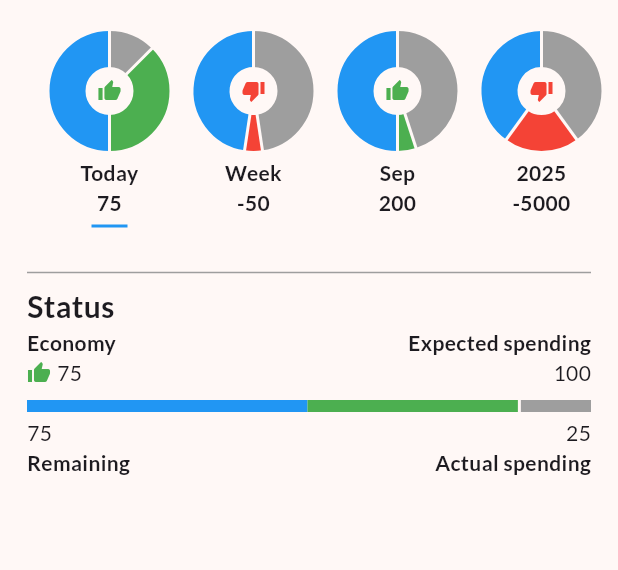
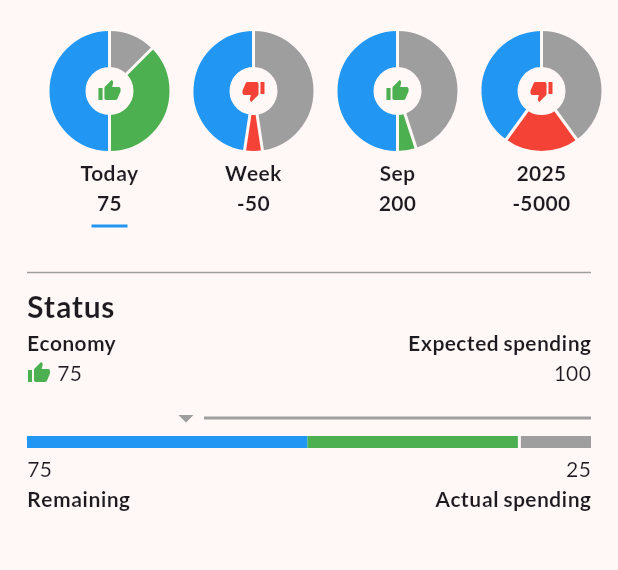
Before and after one commit to denickman/Budget, a Flutter app: the screen it shows after launch, after a tap on the "keyboard arrow down" icon, after a tap on "Today", on a phone screen of 412 x 824 dp, the part 65-635 px from its top. Run offline on Flutter 3.47's test engine with Material 3 defaults, Android fonts, the phone set to English and light mode, and no system bars; drawn by our look-alikes of fl_chart; our stand-ins replace google_fonts.

Commit message:
Add remaining line for status

```diff
--- a/lib/widgets/available/available_status.dart
+++ b/lib/widgets/available/available_status.dart
@@ -1,6 +1,7 @@
 import 'package:flutter/material.dart';
 import 'package:google_fonts/google_fonts.dart';
 import 'package:finapp/models/temp_data.dart';
+import 'package:finapp/widgets/available/remaining_line.dart';
 
 class AvailableStatus extends StatelessWidget {
   // ===== Init ======
@@ -116,6 +117,12 @@ class AvailableStatus extends StatelessWidget {
             getCenterIcon: getCenterIcon,
           ),
           SizedBox(height: 8),
+
+          RemainingLine(
+            initial: initial,
+            spent: spent,
+            getRemaining: getRemaining,
+          ),
 
           Row(children: buildSegments(initial, spent)),
 
--- /dev/null
+++ b/lib/widgets/available/remaining_line.dart
@@ -0,0 +1,45 @@
+import 'package:flutter/material.dart';
+
+class RemainingLine extends StatelessWidget {
+  final double initial;
+  final double spent;
+  final double Function(double, double) getRemaining;
+
+  const RemainingLine({
+    super.key,
+    required this.initial,
+    required this.spent,
+    required this.getRemaining,
+  });
+
+  @override
+  Widget build(BuildContext context) {
+
+    final remainingFraction =
+        getRemaining(initial, spent) <= 0 ? 0 : getRemaining(initial, spent) / initial;
+
+
+    return Align(
+      alignment: Alignment.centerRight,
+      child: FractionallySizedBox(
+        widthFactor: getRemaining(initial, spent) <= 0
+            ? 0
+            : getRemaining(initial, spent) / initial,
+        child:
+        Row(
+          mainAxisSize: MainAxisSize.max,
+          children: [
+            Icon(
+              Icons.arrow_drop_down,
+              color: Colors.grey,
+              ),
+            Expanded(
+              child: Container(height: 2, color: Colors.grey)
+            ),
+          ],
+        ),
+        //  Container(height: 2, color: Colors.red),
+      ),
+    );
+  }
+}
```
Also changed, not shown: lib/widgets/available/period_circles.dart (+3 -7 lines).
